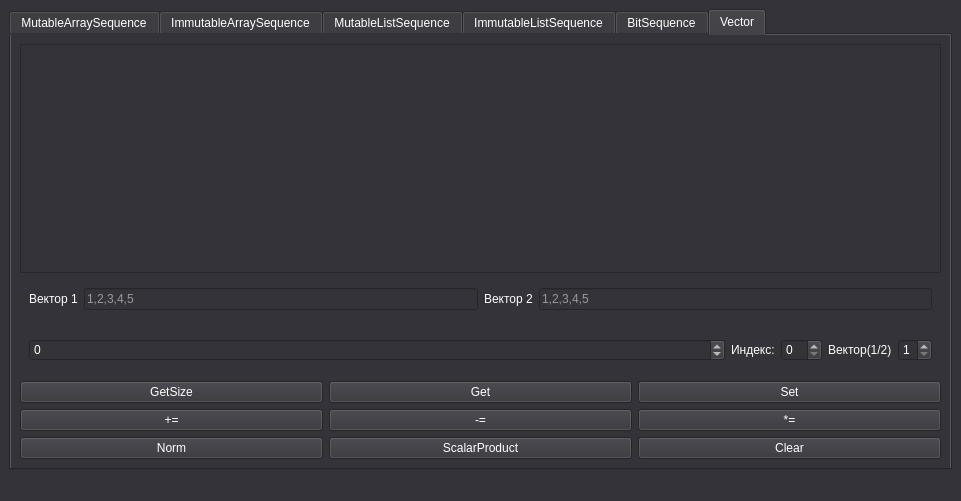
WwWwIvanwWwW/lab2, file gui/mainwindow.ui: the form before one commit.
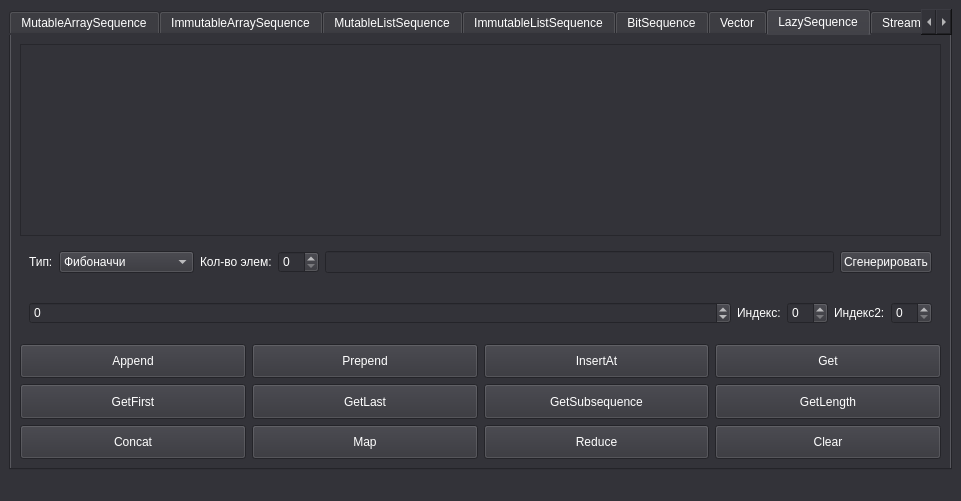
The form after the commit. The open tabs and pages were chosen to show the change.

Commit message: Made LazySequence, Stream, Statistics and UI for all this. Add folders LazySequence, Stream. Add tests.

What changed in the file:
```diff
--- a/gui/mainwindow.ui
+++ b/gui/mainwindow.ui
@@ -1766,7 +1766,7 @@
          </widget>
         </item>
         <item>
-         <layout class="QGridLayout" name="gridLayout_3" rowstretch="0,0,0,0" columnstretch="0,0,0,0">
+         <layout class="QGridLayout" name="gridLayout_3" rowstretch="0,0,0" columnstretch="0,0,0">
           <item row="0" column="0">
            <widget class="QPushButton" name="vGetSize">
             <property name="text">
@@ -1834,6 +1834,496 @@
         </item>
        </layout>
       </widget>
+      <widget class="QWidget" name="LazySequence">
+       <attribute name="title">
+        <string>LazySequence</string>
+       </attribute>
+       <layout class="QVBoxLayout" name="verticalLayout_13">
+        <item>
+         <widget class="QTextEdit" name="ltextEdit"/>
+        </item>
+        <item>
+         <widget class="QWidget" name="widget" native="true">
+          <layout class="QHBoxLayout" name="horizontalLayout_15">
+           <item>
+            <widget class="QLabel" name="llabel">
+             <property name="sizePolicy">
+              <sizepolicy hsizetype="Fixed" vsizetype="Preferred">
+               <horstretch>0</horstretch>
+               <verstretch>0</verstretch>
+              </sizepolicy>
+             </property>
+             <property name="text">
+              <string>Тип:</string>
+             </property>
+            </widget>
+           </item>
+           <item>
+            <widget class="QComboBox" name="lType">
+             <property name="sizePolicy">
+              <sizepolicy hsizetype="Fixed" vsizetype="Fixed">
+               <horstretch>0</horstretch>
+               <verstretch>0</verstretch>
+              </sizepolicy>
+             </property>
+             <item>
+              <property name="text">
+               <string>Фибоначчи</string>
+              </property>
+             </item>
+             <item>
+              <property name="text">
+               <string>Натуральные</string>
+              </property>
+             </item>
+             <item>
+              <property name="text">
+               <string>Факториалы</string>
+              </property>
+             </item>
+             <item>
+              <property name="text">
+               <string>Пользовательский</string>
+              </property>
+             </item>
+            </widget>
+           </item>
+           <item>
+            <widget class="QLabel" name="llabel2">
+             <property name="sizePolicy">
+              <sizepolicy hsizetype="Fixed" vsizetype="Preferred">
+               <horstretch>0</horstretch>
+               <verstretch>0</verstretch>
+              </sizepolicy>
+             </property>
+             <property name="text">
+              <string>Кол-во элем:</string>
+             </property>
+            </widget>
+           </item>
+           <item>
+            <widget class="QSpinBox" name="lspinBox">
+             <property name="sizePolicy">
+              <sizepolicy hsizetype="Fixed" vsizetype="Fixed">
+               <horstretch>0</horstretch>
+               <verstretch>0</verstretch>
+              </sizepolicy>
+             </property>
+             <property name="minimum">
+              <number>0</number>
+             </property>
+            </widget>
+           </item>
+           <item>
+            <widget class="QLineEdit" name="lUserInput"/>
+           </item>
+           <item>
+            <widget class="QPushButton" name="lGenerate">
+             <property name="text">
+              <string>Сгенерировать</string>
+             </property>
+            </widget>
+           </item>
+          </layout>
+         </widget>
+        </item>
+        <item>
+         <widget class="QWidget" name="lwidget" native="true">
+          <property name="sizePolicy">
+           <sizepolicy hsizetype="Preferred" vsizetype="Fixed">
+            <horstretch>1</horstretch>
+            <verstretch>0</verstretch>
+           </sizepolicy>
+          </property>
+          <property name="minimumSize">
+           <size>
+            <width>0</width>
+            <height>50</height>
+           </size>
+          </property>
+          <layout class="QHBoxLayout" name="horizontalLayout_16">
+           <item>
+            <widget class="QSpinBox" name="lvalue">
+             <property name="enabled">
+              <bool>true</bool>
+             </property>
+             <property name="sizePolicy">
+              <sizepolicy hsizetype="Expanding" vsizetype="Fixed">
+               <horstretch>1</horstretch>
+               <verstretch>0</verstretch>
+              </sizepolicy>
+             </property>
+             <property name="maximumSize">
+              <size>
+               <width>16777215</width>
+               <height>16777215</height>
+              </size>
+             </property>
+             <property name="styleSheet">
+              <string notr="true">color: rgb(255, 255, 255);</string>
+             </property>
+             <property name="minimum">
+              <number>-2147483647</number>
+             </property>
+             <property name="maximum">
+              <number>2147483647</number>
+             </property>
+             <property name="singleStep">
+              <number>1</number>
+             </property>
+            </widget>
+           </item>
+           <item>
+            <widget class="QLabel" name="llabel4">
+             <property name="sizePolicy">
+              <sizepolicy hsizetype="Fixed" vsizetype="Fixed">
+               <horstretch>0</horstretch>
+               <verstretch>0</verstretch>
+              </sizepolicy>
+             </property>
+             <property name="text">
+              <string>Индекс:</string>
+             </property>
+            </widget>
+           </item>
+           <item>
+            <widget class="QSpinBox" name="lindex">
+             <property name="sizePolicy">
+              <sizepolicy hsizetype="Fixed" vsizetype="Fixed">
+               <horstretch>0</horstretch>
+               <verstretch>0</verstretch>
+              </sizepolicy>
+             </property>
+             <property name="baseSize">
+              <size>
+               <width>1000</width>
+               <height>0</height>
+              </size>
+             </property>
+            </widget>
+           </item>
+           <item>
+            <widget class="QLabel" name="llabel3">
+             <property name="sizePolicy">
+              <sizepolicy hsizetype="Fixed" vsizetype="Fixed">
+               <horstretch>0</horstretch>
+               <verstretch>0</verstretch>
+              </sizepolicy>
+             </property>
+             <property name="text">
+              <string>Индекс2:</string>
+             </property>
+            </widget>
+           </item>
+           <item>
+            <widget class="QSpinBox" name="lindex2">
+             <property name="sizePolicy">
+              <sizepolicy hsizetype="Fixed" vsizetype="Fixed">
+               <horstretch>0</horstretch>
+               <verstretch>0</verstretch>
+              </sizepolicy>
+             </property>
+             <property name="baseSize">
+              <size>
+               <width>1000</width>
+               <height>0</height>
+              </size>
+             </property>
+            </widget>
+           </item>
+          </layout>
+         </widget>
+        </item>
+        <item>
+         <layout class="QGridLayout" name="lgridLayout">
+          <item row="0" column="0">
+           <widget class="QPushButton" name="lAppend">
+            <property name="sizePolicy">
+             <sizepolicy hsizetype="Expanding" vsizetype="Expanding">
+              <horstretch>1</horstretch>
+              <verstretch>1</verstretch>
+             </sizepolicy>
+            </property>
+            <property name="styleSheet">
+             <string notr="true">color: rgb(255, 255, 255);</string>
+            </property>
+            <property name="text">
+             <string>Append</string>
+            </property>
+           </widget>
+          </item>
+          <item row="0" column="1">
+           <widget class="QPushButton" name="lPrepend">
+            <property name="sizePolicy">
+             <sizepolicy hsizetype="Expanding" vsizetype="Expanding">
+              <horstretch>1</horstretch>
+              <verstretch>1</verstretch>
+             </sizepolicy>
+            </property>
+            <property name="styleSheet">
+             <string notr="true">color: rgb(255, 255, 255);</string>
+            </property>
+            <property name="text">
+             <string>Prepend</string>
+            </property>
+           </widget>
+          </item>
+          <item row="0" column="2">
+           <widget class="QPushButton" name="lInsertAt">
+            <property name="sizePolicy">
+             <sizepolicy hsizetype="Expanding" vsizetype="Expanding">
+              <horstretch>1</horstretch>
+              <verstretch>1</verstretch>
+             </sizepolicy>
+            </property>
+            <property name="styleSheet">
+             <string notr="true">color: rgb(255, 255, 255);</string>
+            </property>
+            <property name="text">
+             <string>InsertAt</string>
+            </property>
+           </widget>
+          </item>
+          <item row="0" column="3">
+           <widget class="QPushButton" name="lGet">
+            <property name="sizePolicy">
+             <sizepolicy hsizetype="Expanding" vsizetype="Expanding">
+              <horstretch>1</horstretch>
+              <verstretch>1</verstretch>
+             </sizepolicy>
+            </property>
+            <property name="styleSheet">
+             <string notr="true">color: rgb(255, 255, 255);</string>
+            </property>
+            <property name="text">
+             <string>Get</string>
+            </property>
+           </widget>
+          </item>
+          <item row="1" column="0">
+           <widget class="QPushButton" name="lGetFirst">
+            <property name="sizePolicy">
+             <sizepolicy hsizetype="Expanding" vsizetype="Expanding">
+              <horstretch>1</horstretch>
+              <verstretch>1</verstretch>
+             </sizepolicy>
+            </property>
+            <property name="styleSheet">
+             <string notr="true">color: rgb(255, 255, 255);</string>
+            </property>
+            <property name="text">
+             <string>GetFirst</string>
+            </property>
+           </widget>
+          </item>
+          <item row="1" column="1">
+           <widget class="QPushButton" name="lGetLast">
+            <property name="sizePolicy">
+             <sizepolicy hsizetype="Expanding" vsizetype="Expanding">
+              <horstretch>1</horstretch>
+              <verstretch>1</verstretch>
+             </sizepolicy>
+            </property>
+            <property name="styleSheet">
+             <string notr="true">color: rgb(255, 255, 255);</string>
+            </property>
+            <property name="text">
+             <string>GetLast</string>
+            </property>
+           </widget>
+          </item>
+          <item row="1" column="2">
+           <widget class="QPushButton" name="lGetSubsequence">
+            <property name="sizePolicy">
+             <sizepolicy hsizetype="Expanding" vsizetype="Expanding">
+              <horstretch>1</horstretch>
+              <verstretch>1</verstretch>
+             </sizepolicy>
+            </property>
+            <property name="styleSheet">
+             <string notr="true">color: rgb(255, 255, 255);</string>
+            </property>
+            <property name="text">
+             <string>GetSubsequence</string>
+            </property>
+           </widget>
+          </item>
+          <item row="1" column="3">
+           <widget class="QPushButton" name="lGetLength">
+            <property name="sizePolicy">
+             <sizepolicy hsizetype="Expanding" vsizetype="Expanding">
+              <horstretch>1</horstretch>
+              <verstretch>1</verstretch>
+             </sizepolicy>
+            </property>
+            <property name="text">
+             <string>GetLength</string>
+            </property>
+           </widget>
+          </item>
+          <item row="2" column="0">
+           <widget class="QPushButton" name="lConcat">
+            <property name="sizePolicy">
+             <sizepolicy hsizetype="Expanding" vsizetype="Expanding">
+              <horstretch>1</horstretch>
+              <verstretch>1</verstretch>
+             </sizepolicy>
+            </property>
+            <property name="styleSheet">
+             <string notr="true">color: rgb(255, 255, 255);</string>
+            </property>
+            <property name="text">
+             <string>Concat</string>
+            </property>
+           </widget>
+          </item>
+          <item row="2" column="1">
+           <widget class="QPushButton" name="lMap">
+            <property name="sizePolicy">
+             <sizepolicy hsizetype="Expanding" vsizetype="Expanding">
+              <horstretch>1</horstretch>
+              <verstretch>1</verstretch>
+             </sizepolicy>
+            </property>
+            <property name="styleSheet">
+             <string notr="true">color: rgb(255, 255, 255);</string>
+            </property>
+            <property name="text">
+             <string>Map</string>
+            </property>
+           </widget>
+          </item>
+          <item row="2" column="2">
+           <widget class="QPushButton" name="lReduce">
+            <property name="sizePolicy">
+             <sizepolicy hsizetype="Expanding" vsizetype="Expanding">
+              <horstretch>1</horstretch>
+              <verstretch>1</verstretch>
+             </sizepolicy>
+            </property>
+            <property name="styleSheet">
+             <string notr="true">color: rgb(255, 255, 255);</string>
+            </property>
+            <property name="text">
+             <string>Reduce</string>
+            </property>
+           </widget>
+          </item>
+          <item row="2" column="3">
+           <widget class="QPushButton" name="lClear">
+            <property name="sizePolicy">
+             <sizepolicy hsizetype="Expanding" vsizetype="Expanding">
+              <horstretch>1</horstretch>
+              <verstretch>1</verstretch>
+             </sizepolicy>
+            </property>
+            <property name="styleSheet">
+             <string notr="true">color: rgb(255, 255, 255);</string>
+            </property>
+            <property name="text">
+             <string>Clear</string>
+            </property>
+           </widget>
+          </item>
+         </layout>
+        </item>
+       </layout>
+      </widget>
+      <widget class="QWidget" name="Stream">
+       <attribute name="title">
+        <string>Stream</string>
+       </attribute>
+       <layout class="QVBoxLayout" name="verticalLayout_7">
+        <item>
+         <widget class="QTextEdit" name="sttextEdit"/>
+        </item>
+        <item>
+         <layout class="QHBoxLayout" name="horizontalLayout_9">
+          <item>
+           <widget class="QLabel" name="stlabel">
+            <property name="text">
+             <string>Введите последовательность:</string>
+            </property>
+           </widget>
+          </item>
+          <item>
+           <widget class="QLineEdit" name="stlineEdit"/>
+          </item>
+          <item>
+           <widget class="QPushButton" name="stLoad">
+            <property name="text">
+             <string>Загрузить</string>
+            </property>
+           </widget>
+          </item>
+         </layout>
+        </item>
+        <item>
+         <layout class="QHBoxLayout" name="horizontalLayout_8">
+          <item>
+           <widget class="QPushButton" name="stRead">
+            <property name="text">
+             <string>Read</string>
+            </property>
+           </widget>
+          </item>
+          <item>
+           <widget class="QPushButton" name="stWrite">
+            <property name="text">
+             <string>Write</string>
+            </property>
+           </widget>
+          </item>
+         </layout>
+        </item>
+       </layout>
+      </widget>
+      <widget class="QWidget" name="Statistics">
+       <attribute name="title">
+        <string>Statistics</string>
+       </attribute>
+       <layout class="QVBoxLayout" name="verticalLayout_8">
+        <item>
+         <widget class="QTextEdit" name="statsDisplay"/>
+        </item>
+        <item>
+         <layout class="QHBoxLayout" name="horizontalLayout_10">
+          <item>
+           <widget class="QLineEdit" name="statsInput">
+            <property name="placeholderText">
+             <string>1,2,3,4,5</string>
+            </property>
+           </widget>
+          </item>
+          <item>
+           <widget class="QPushButton" name="statsLoad">
+            <property name="text">
+             <string>Загрузить</string>
+            </property>
+           </widget>
+          </item>
+         </layout>
+        </item>
+        <item>
+         <layout class="QHBoxLayout" name="horizontalLayout_11">
+          <item>
+           <widget class="QPushButton" name="statsCollect">
+            <property name="text">
+             <string>Собрать статистику</string>
+            </property>
+           </widget>
+          </item>
+          <item>
+           <widget class="QPushButton" name="statsReset">
+            <property name="text">
+             <string>Сбросить</string>
+            </property>
+           </widget>
+          </item>
+         </layout>
+        </item>
+       </layout>
+      </widget>
      </widget>
     </item>
    </layout>
```
Left out of the diff: 2 changed lines with no effect on the pictures. The commit also changes 27 other files.
